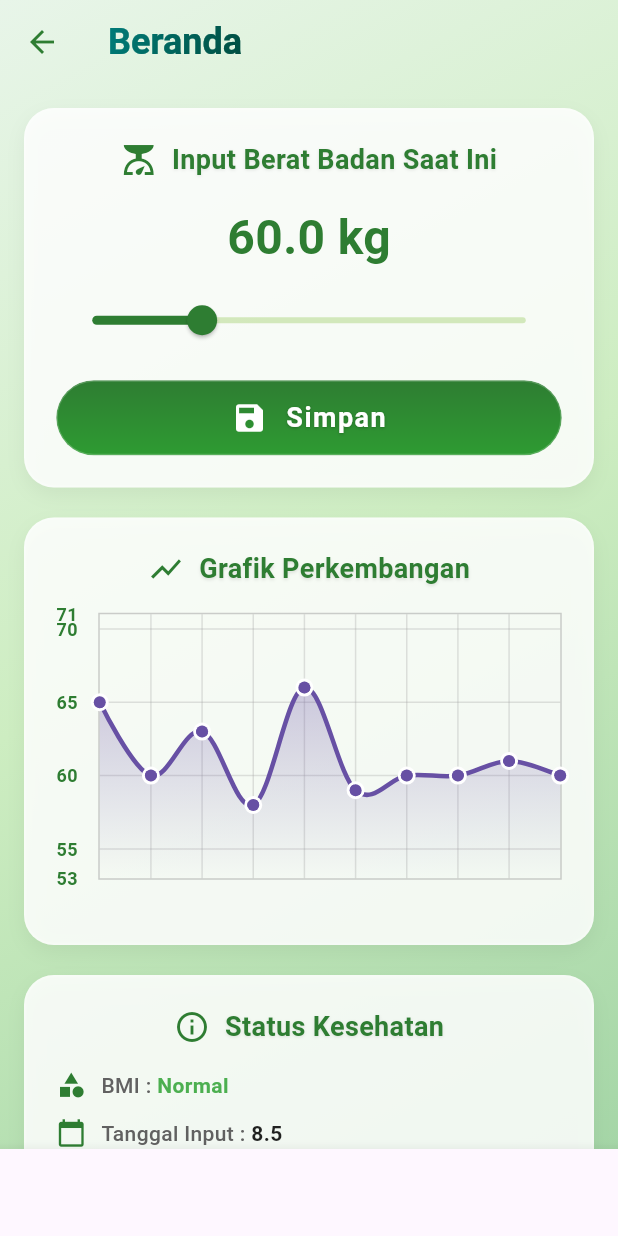
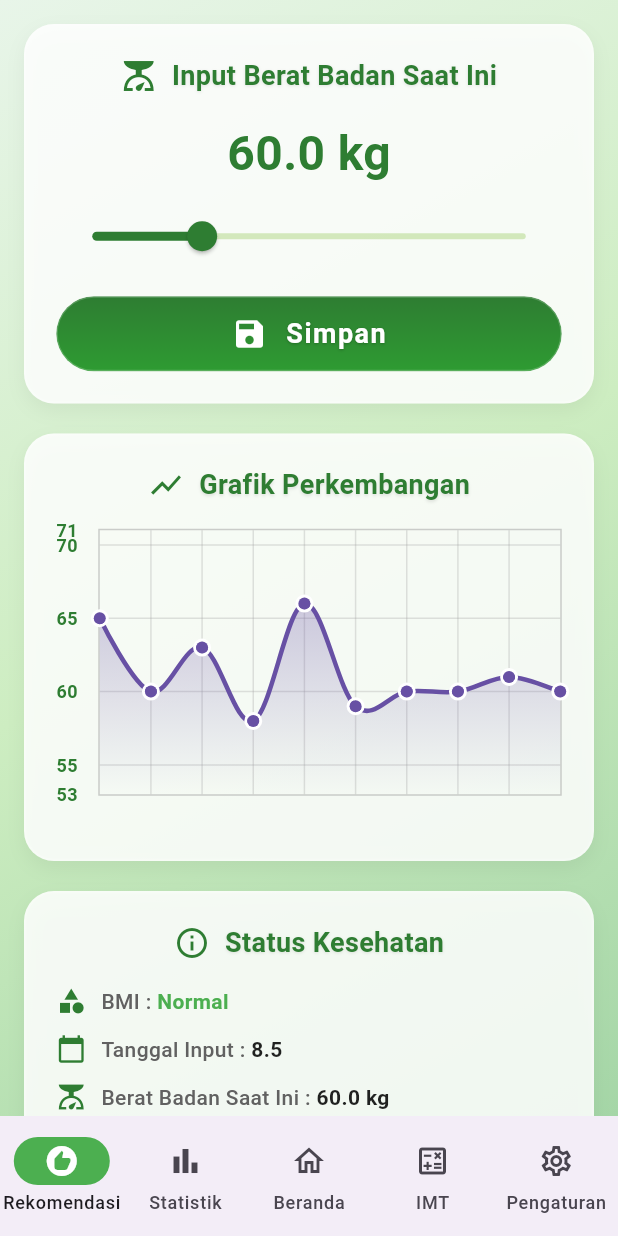
Before and after one commit to Ryanpratama01/K2-MobileObes, a Flutter app: the BerandaPage screen opened directly, after a tap on "Simpan", on a phone screen of 412 x 824 dp. Run offline on Flutter 3.47's test engine with Material 3 defaults, Android fonts, the phone set to English and light mode, and no system bars; drawn by our look-alikes of fl_chart; our stand-ins replace get.

Commit message:
beranda fix banget

```diff
--- a/lib/beranda.dart
+++ b/lib/beranda.dart
@@ -10,13 +10,15 @@ class BerandaPage extends StatefulWidget {
   _BerandaPageState createState() => _BerandaPageState();
 }
 
-class _BerandaPageState extends State<BerandaPage> with SingleTickerProviderStateMixin {
+class _BerandaPageState extends State<BerandaPage>
+    with SingleTickerProviderStateMixin {
   double currentWeight = 60;
   List<double> weightHistory = [65, 60, 63, 58, 66, 59, 60, 60, 61];
   String bmiCategory = "Normal";
   String inputDate = "";
   late AnimationController _animationController;
   late Animation<double> _fadeInAnimation;
+  int currentPageIndex = 0;
   late Animation<double> _slideAnimation;
 
   // Konstanta warna untuk konsistensi dengan login dan splash screen
@@ -77,42 +79,16 @@ class _BerandaPageState extends State<BerandaPage> with SingleTickerProviderStat
     setState(() {
       bmiCategory = category;
       weightHistory.add(currentWeight);
-      inputDate = DateTime.now().day.toString() + '.' + DateTime.now().month.toString();
+      inputDate =
+          DateTime.now().day.toString() + '.' + DateTime.now().month.toString();
     });
   }
 
   @override
   Widget build(BuildContext context) {
     return Scaffold(
-      backgroundColor: Colors.transparent,
       extendBodyBehindAppBar: true,
-      appBar: AppBar(
-        elevation: 0,
-        backgroundColor: Colors.transparent,
-        title: ShaderMask(
-          shaderCallback: (bounds) => const LinearGradient(
-            colors: [
-              Color(0xFF007C79),
-              Color(0xFF004D40),
-            ],
-            begin: Alignment.topLeft,
-            end: Alignment.bottomRight,
-          ).createShader(bounds),
-          child: const Text(
-            'Beranda',
-            style: TextStyle(
-              fontSize: 24,
-              fontWeight: FontWeight.bold,
-              color: Colors.white,
-            ),
-          ),
-        ),
-        iconTheme: const IconThemeData(color: primaryColor),
-      ),
-      body: Stack(
-        children: [
-          // Background gradient matching splash and login screen
-          Container(
+      body: Container(
         decoration: const BoxDecoration(
               gradient: LinearGradient(
                 begin: Alignment.topLeft,
@@ -124,10 +100,6 @@ class _BerandaPageState extends State<BerandaPage> with SingleTickerProviderStat
                 ],
               ),
             ),
-          ),
-
-          // Main content with animation
-          SafeArea(
         child: AnimatedBuilder(
           animation: _animationController,
           builder: (context, child) {
@@ -174,14 +146,11 @@ class _BerandaPageState extends State<BerandaPage> with SingleTickerProviderStat
                         ],
                       ),
                       const SizedBox(height: 16),
-                          Text(
-                            '${currentWeight.toStringAsFixed(1)} kg',
+                      Text('${currentWeight.toStringAsFixed(1)} kg',
                           style: const TextStyle(
                               fontSize: 32,
                               fontWeight: FontWeight.bold,
-                              color: primaryColor
-                            )
-                          ),
+                              color: primaryColor)),
                       const SizedBox(height: 8),
                       Slider(
                         value: currentWeight,
@@ -191,7 +160,8 @@ class _BerandaPageState extends State<BerandaPage> with SingleTickerProviderStat
                         label: currentWeight.toStringAsFixed(1),
                         activeColor: primaryColor,
                         inactiveColor: secondaryColor.withOpacity(0.5),
-                            onChanged: (value) => setState(() => currentWeight = value),
+                        onChanged: (value) =>
+                            setState(() => currentWeight = value),
                       ),
                       const SizedBox(height: 16),
                       CustomButton(
@@ -301,18 +271,27 @@ class _BerandaPageState extends State<BerandaPage> with SingleTickerProviderStat
                             ),
                             minX: 0,
                             maxX: weightHistory.length.toDouble() - 1,
-                                minY: (weightHistory.reduce(min) - 5).clamp(30, 150),
-                                maxY: (weightHistory.reduce(max) + 5).clamp(30, 150),
+                            minY:
+                                (weightHistory.reduce(min) - 5).clamp(30, 150),
+                            maxY:
+                                (weightHistory.reduce(max) + 5).clamp(30, 150),
                             lineBarsData: [
                               LineChartBarData(
-  spots: weightHistory.asMap().entries.map((e) => FlSpot(e.key.toDouble(), e.value)).toList(),
+                                spots: weightHistory
+                                    .asMap()
+                                    .entries
+                                    .map((e) =>
+                                        FlSpot(e.key.toDouble(), e.value))
+                                    .toList(),
                                 isCurved: true,
-  color: Theme.of(context).primaryColor, // Mengambil warna dari tema
+                                color: Theme.of(context)
+                                    .primaryColor, // Mengambil warna dari tema
                                 barWidth: 3,
                                 isStrokeCapRound: true,
                                 dotData: FlDotData(
                                   show: true,
-    getDotPainter: (spot, percent, barData, index) {
+                                  getDotPainter:
+                                      (spot, percent, barData, index) {
                                     return FlDotCirclePainter(
                                       radius: 4,
                                       color: Theme.of(context).primaryColor,
@@ -327,8 +306,12 @@ class _BerandaPageState extends State<BerandaPage> with SingleTickerProviderStat
                                     begin: Alignment.topCenter,
                                     end: Alignment.bottomCenter,
                                     colors: [
-        Theme.of(context).primaryColor.withOpacity(0.3),
-        Theme.of(context).primaryColor.withOpacity(0.0),
+                                      Theme.of(context)
+                                          .primaryColor
+                                          .withOpacity(0.3),
+                                      Theme.of(context)
+                                          .primaryColor
+                                          .withOpacity(0.0),
                                     ],
                                   ),
                                 ),
@@ -378,29 +361,24 @@ class _BerandaPageState extends State<BerandaPage> with SingleTickerProviderStat
                           icon: Icons.category,
                           label: "BMI",
                           value: bmiCategory,
-                            valueColor: _getBMICategoryColor(bmiCategory)
-                          ),
-
+                          valueColor: _getBMICategoryColor(bmiCategory)),
                       _buildStatusRow(
                           icon: Icons.calendar_today,
                           label: "Tanggal Input",
-                            value: inputDate.isEmpty ? "Belum ada input" : inputDate
-                          ),
-
+                          value: inputDate.isEmpty
+                              ? "Belum ada input"
+                              : inputDate),
                       _buildStatusRow(
                           icon: Icons.scale,
                           label: "Berat Badan Saat Ini",
-                            value: "${currentWeight.toStringAsFixed(1)} kg"
-                          ),
-
+                          value: "${currentWeight.toStringAsFixed(1)} kg"),
                       _buildStatusRow(
                           icon: Icons.history,
                           label: "Berat Badan Terakhir",
-                            value: weightHistory.isEmpty ? "Belum ada data" : "${weightHistory.last.toStringAsFixed(1)} kg"
-                          ),
-
+                          value: weightHistory.isEmpty
+                              ? "Belum ada data"
+                              : "${weightHistory.last.toStringAsFixed(1)} kg"),
                       const SizedBox(height: 12),
-
                       Container(
                         padding: const EdgeInsets.all(10),
                         decoration: BoxDecoration(
@@ -423,7 +401,8 @@ class _BerandaPageState extends State<BerandaPage> with SingleTickerProviderStat
                             Expanded(
                               child: Text(
                                 "Jangan lupa input berat badan secara rutin untuk melihat perkembangan kesehatanmu!",
-                                    style: TextStyle(fontSize: 14, color: Color(0xFF5D4037)),
+                                style: TextStyle(
+                                    fontSize: 14, color: Color(0xFF5D4037)),
                               ),
                             ),
                           ],
@@ -437,30 +416,72 @@ class _BerandaPageState extends State<BerandaPage> with SingleTickerProviderStat
           ),
         ),
       ),
+      bottomNavigationBar: NavigationBar(
+        // backgroundColor: Colors.green,
+        onDestinationSelected: (int index) {
+          setState(() {
+            currentPageIndex = index;
+          });
+        },
+        indicatorColor: Colors.green,
+        selectedIndex: currentPageIndex,
+
+        destinations: const <Widget>[
+          NavigationDestination(
+            selectedIcon:  Icon(color: Colors.white,Icons.recommend),
+            icon:  Icon(Icons.recommend_outlined),
+            label: 'Rekomendasi',
+          ),
+          NavigationDestination(
+            selectedIcon:   Icon(color: Colors.white, Icons.bar_chart),
+            icon:   Icon(Icons.bar_chart_outlined),
+            label: 'Statistik',
+          ),
+          NavigationDestination(
+            selectedIcon:  Icon(color: Colors.white,Icons.home),
+            icon:   Icon(Icons.home_outlined),
+            label: 'Beranda',
+          ),
+          NavigationDestination(
+            selectedIcon:   Icon(color: Colors.white, Icons.calculate),
+            icon:    Icon(Icons.calculate_outlined),
+            label: 'IMT',
+          ),
+          NavigationDestination(
+            selectedIcon:  Icon(color: Colors.white,Icons.settings),
+            icon:   Icon(Icons.settings_outlined),
+            label: 'Pengaturan',
+          ),
+
+
         ],
       ),
-      bottomNavigationBar: BottomNavigationBar(
-  currentIndex: 1,
-  onTap: (index) {
-    if (index == 0) {
-      // Navigasi ke Rekomendasi
-    } else if (index == 1) {
-      Navigator.push(
-        context,
-        MaterialPageRoute(builder: (context) => StatistikPage()),
-      );
-    }
-    // Tambahkan navigasi ke tab lain sesuai kebutuhan
-  },
-  items: [
-    BottomNavigationBarItem(icon: Icon(Icons.recommend), label: 'Rekomendasi'),
-    BottomNavigationBarItem(icon: Icon(Icons.bar_chart), label: 'Statistik'),
-    BottomNavigationBarItem(icon: Icon(Icons.home), label: 'Beranda'),
-    BottomNavigationBarItem(icon: Icon(Icons.calculate), label: 'IMT'),
-    BottomNavigationBarItem(icon: Icon(Icons.settings), label: 'Pengaturan'),
-  ],
-),
-
+      // BottomNavigationBar(
+      //   backgroundColor: Colors.red,
+      //   selectedItemColor: Colors.amber[800],
+      //   currentIndex: 1,
+      //   onTap: (index) {
+      //     if (index == 0) {
+      //       // Navigasi ke Rekomendasi
+      //     } else if (index == 1) {
+      //       Navigator.push(
+      //         context,
+      //         MaterialPageRoute(builder: (context) => StatistikPage()),
+      //       );
+      //     }
+      //     // Tambahkan navigasi ke tab lain sesuai kebutuhan
+      //   },
+      //   items: const [
+      //     BottomNavigationBarItem(
+      //         icon: Icon(Icons.recommend), label: 'Rekomendasi'),
+      //     BottomNavigationBarItem(
+      //         icon: Icon(Icons.bar_chart), label: 'Statistik'),
+      //     BottomNavigationBarItem(icon: Icon(Icons.home), label: 'Beranda'),
+      //     BottomNavigationBarItem(icon: Icon(Icons.calculate), label: 'IMT'),
+      //     BottomNavigationBarItem(
+      //         icon: Icon(Icons.settings), label: 'Pengaturan'),
+      //   ],
+      // ),
     );
   }
 
@@ -487,7 +508,11 @@ class _BerandaPageState extends State<BerandaPage> with SingleTickerProviderStat
     );
   }
 
-  Widget _buildStatusRow({required IconData icon, required String label, required String value, Color? valueColor}) {
+  Widget _buildStatusRow(
+      {required IconData icon,
+      required String label,
+      required String value,
+      Color? valueColor}) {
     return Padding(
       padding: const EdgeInsets.only(bottom: 12.0),
       child: Row(
--- a/lib/login_screen.dart
+++ b/lib/login_screen.dart
@@ -179,7 +179,7 @@ class _LoginPageState extends State<LoginPage> with SingleTickerProviderStateMix
                           color: Colors.white,
                           boxShadow: [
                             BoxShadow(
-                              color: primaryColor.withOpacity(0.3),
+                              color: const Color.from(alpha: 1, red: 0.18, green: 0.49, blue: 0.196).withOpacity(0.3),
                               blurRadius: 20,
                               spreadRadius: 1,
                             ),
--- a/lib/splash_screen.dart
+++ b/lib/splash_screen.dart
@@ -1,4 +1,5 @@
 import 'package:flutter/material.dart';
+import 'package:obecity_projectsem4/beranda.dart';
 import 'login_screen.dart';
 import 'wigdets/custom_button.dart';
 import 'dart:math' as math;
@@ -307,7 +308,8 @@ class _SplashScreenState extends State<SplashScreen> with TickerProviderStateMix
                           Navigator.push(
                             context,
                             PageRouteBuilder(
-                              pageBuilder: (context, animation, secondaryAnimation) => const LoginPage(),
+                              // pageBuilder: (context, animation, secondaryAnimation) => const LoginPage(),
+                              pageBuilder: (context, animation, secondaryAnimation) => BerandaPage(),
                               transitionsBuilder: (context, animation, secondaryAnimation, child) {
                                 const begin = Offset(0.0, 1.0);
                                 const end = Offset.zero;
```
Lines whose indentation alone changed are shown as unchanged.
